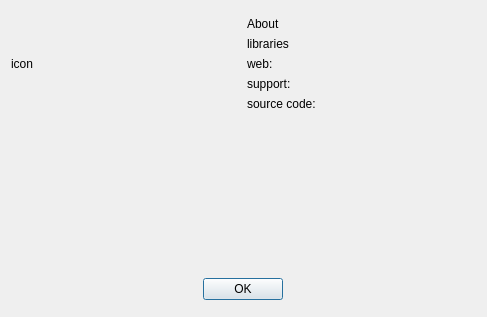
Before: the Qt Designer form src/about.ui in denprog/yutovo-desktop, drawn with Qt 5.
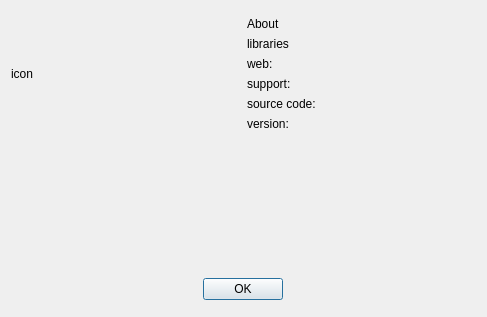
After: the same form once the commit is applied.

The edit to the form file:
```diff
--- a/src/about.ui
+++ b/src/about.ui
@@ -84,6 +84,13 @@
          </property>
         </widget>
        </item>
+       <item>
+        <widget class="QLabel" name="version">
+         <property name="text">
+          <string>version:</string>
+         </property>
+        </widget>
+       </item>
       </layout>
      </item>
     </layout>
```
